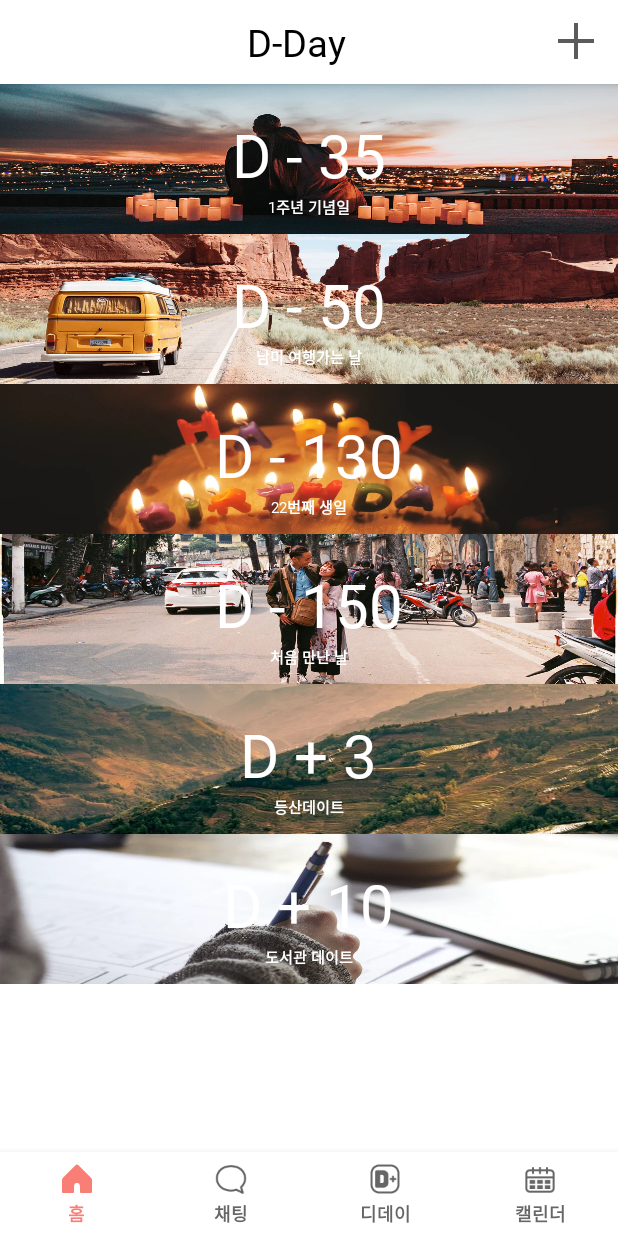
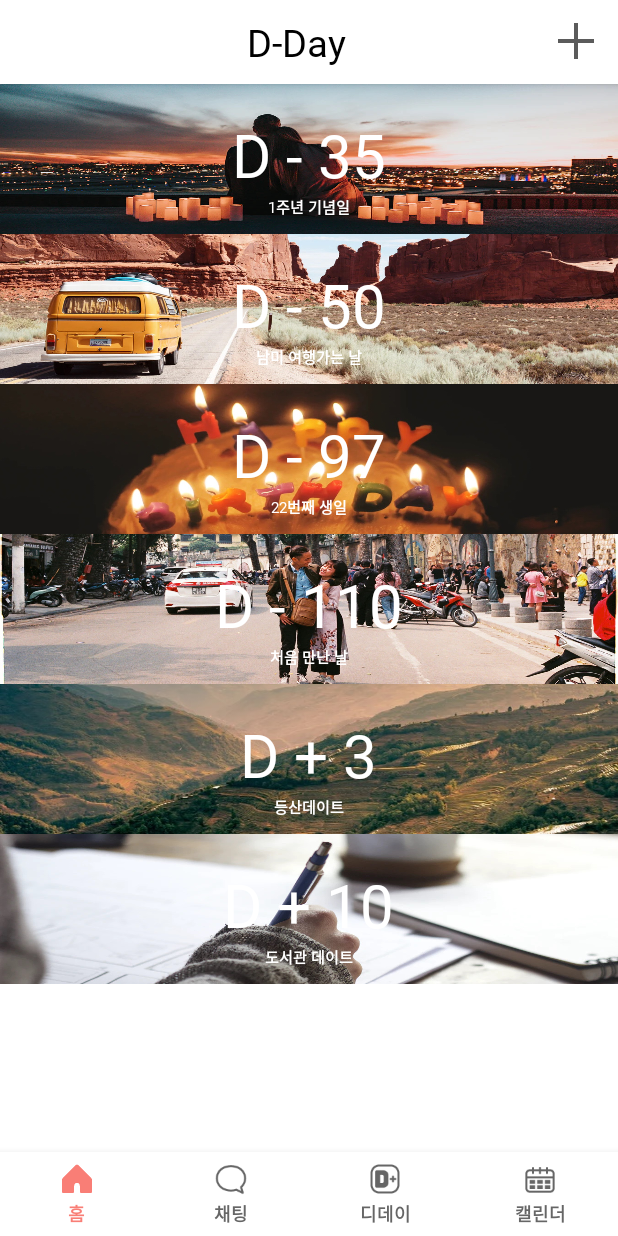
Before and after one commit to sinkyoungdeok/G_Hero, an Android app: the fragment DdayFragment placed in its activity, on a phone screen of 412 x 824 dp. Run offline under Robolectric (Android 15) with nearby library versions, the phone set to English and light mode, and no system bars; our stand-ins replace Firebase (no records; nobody signed in at launch, a user with empty details on screens opened directly); pictures from the network do not load; 2 statements that could not run were skipped.

Commit message:
[FIX] (디데이 화면) bold폰트 적용 완료, (채팅 화면) 버튼 모양 수정

```diff
--- a/app/src/main/java/com/aspsine/fragmentnavigator/demo/ui/fragment/DdayFragment.java
+++ b/app/src/main/java/com/aspsine/fragmentnavigator/demo/ui/fragment/DdayFragment.java
@@ -90,8 +90,8 @@ public class DdayFragment extends Fragment  implements BottomNavigatorView.OnBot
         if(true) {
             ddayListviewitem icon = new ddayListviewitem(R.mipmap.dday_1, "D - 35", "1주년 기념일");
             ddayListviewitem icon2 = new ddayListviewitem(R.mipmap.dday_2, "D - 50", "남미 여행가는 날");
-            ddayListviewitem icon3 = new ddayListviewitem(R.mipmap.dday_3, "D - 130", "22번째 생일");
-            ddayListviewitem icon4 = new ddayListviewitem(R.mipmap.dday_4, "D - 150", "처음 만난 날");
+            ddayListviewitem icon3 = new ddayListviewitem(R.mipmap.dday_3, "D - 97", "22번째 생일");
+            ddayListviewitem icon4 = new ddayListviewitem(R.mipmap.dday_4, "D - 110", "처음 만난 날");
             ddayListviewitem icon5 = new ddayListviewitem(R.mipmap.dday_5, "D + 3", "등산데이트");
             ddayListviewitem icon6 = new ddayListviewitem(R.mipmap.dday_6, "D + 10", "도서관 데이트");
 
--- /dev/null
+++ b/app/src/main/res/font/nanumgothicbold.xml
@@ -0,0 +1,8 @@
+<?xml version="1.0" encoding="utf-8"?>
+<font-family xmlns:android="http://schemas.android.com/apk/res/android">
+    <font
+        android:fontStyle="normal"
+        android:fontWeight="900"
+        android:font="@font/nanumbarungothicbold" />
+
+</font-family>
--- a/app/src/main/res/layout/dday_item.xml
+++ b/app/src/main/res/layout/dday_item.xml
@@ -16,7 +16,7 @@
             android:layout_marginTop="20dp"
             android:layout_gravity="center"
             android:textColor="#ffffff"
-            android:fontFamily="@font/nanumgodhic"
+            android:fontFamily="@font/nanumgothicbold"
             android:gravity="center"/>
         <TextView
             android:id="@+id/textview2"
@@ -26,7 +26,7 @@
             android:textSize="10dp"
             android:layout_gravity="center_horizontal"
             android:textColor="#ffffff"
-            android:fontFamily="@font/nanumgodhic"
+            android:fontFamily="@font/nanumgothicbold"
             android:gravity="center"/>
     </LinearLayout>
 </RelativeLayout>
```
Also changed, not shown: app/src/main/res/layout/fragment_contacts.xml (+4 -6 lines), app/src/main/res/mipmap-mdpi/send_icon.png (added).
